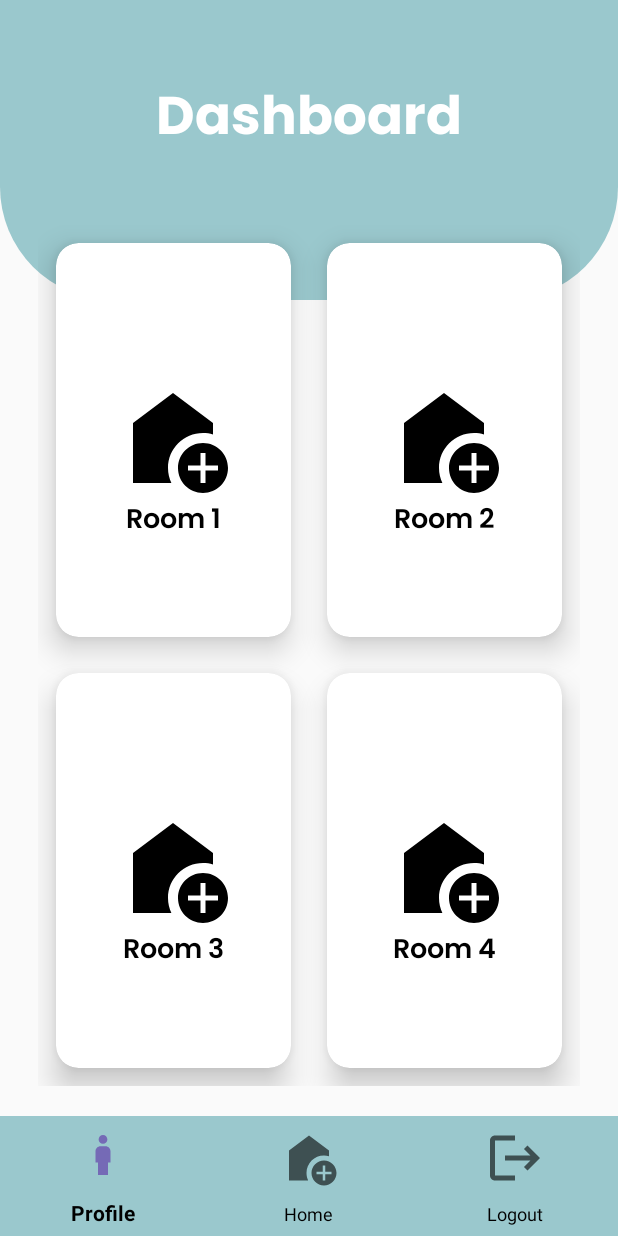
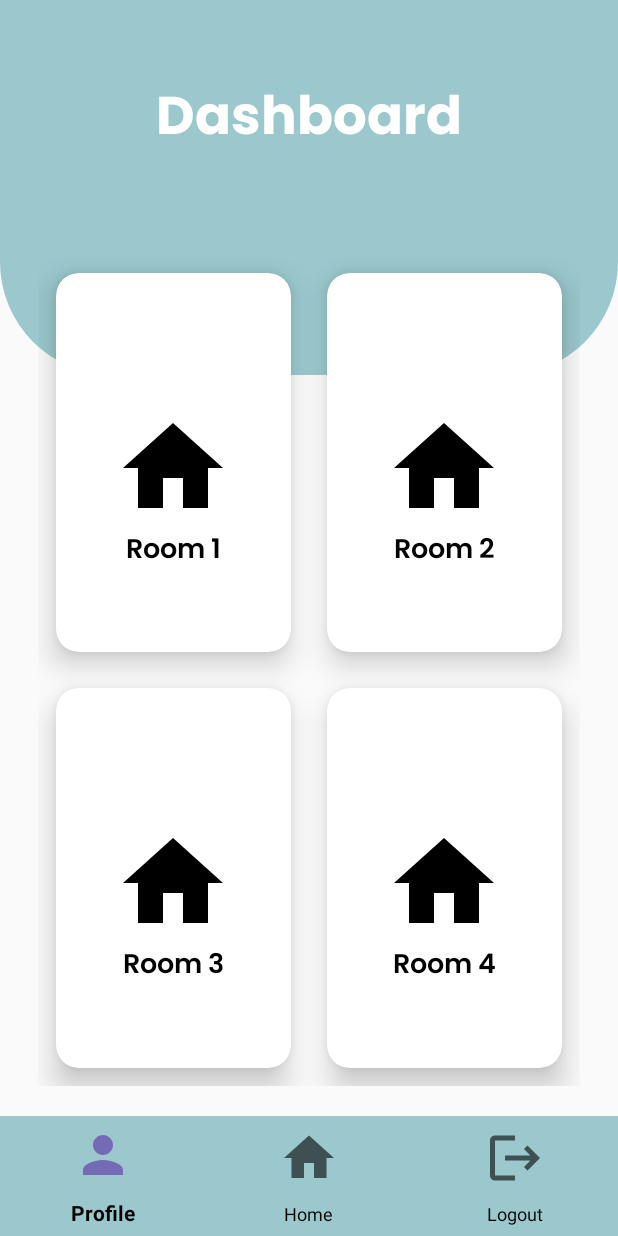
Before and after one commit to Rulls182/Application_Smart_Panel, an Android app: the RoomActivity screen opened directly, with no data from a screen before it, on a phone screen of 412 x 824 dp. Run offline under Robolectric (Android 15) with nearby library versions, the phone set to English and light mode, and no system bars.

Commit message:
paling paling baru

```diff
--- a/app/src/main/AndroidManifest.xml
+++ b/app/src/main/AndroidManifest.xml
@@ -23,13 +23,13 @@
             android:name=".RegisterActivity"
             android:exported="false" />
         <activity
-            android:name=".LoginActivity"
+            android:name=".MainActivity"
             android:exported="false" />
         <activity
             android:name=".RoomActivity"
             android:exported="true"/>
         <activity
-            android:name=".MainActivity"
+            android:name=".LoginActivity"
             android:exported="true">
             <intent-filter>
                 <action android:name="android.intent.action.MAIN" />
--- a/app/src/main/java/com/example/smartpanel/RoomActivity.kt
+++ b/app/src/main/java/com/example/smartpanel/RoomActivity.kt
@@ -1,13 +1,68 @@
 package com.example.smartpanel
 
+import android.content.Intent
 import android.os.Bundle
 import androidx.appcompat.app.AppCompatActivity
+import androidx.cardview.widget.CardView
+import androidx.fragment.app.Fragment
+import com.google.android.material.bottomnavigation.BottomNavigationView
+
+class RoomActivity : AppCompatActivity() {
+    override fun onCreate(savedInstanceState: Bundle?) {
+        super.onCreate(savedInstanceState)
+        setContentView(R.layout.activity_room)
+
+        // Inisialisasi CardView
+        val cardViewRoom1 = findViewById<CardView>(R.id.room1)
+        val cardViewRoom2 = findViewById<CardView>(R.id.room2)
+        val cardViewRoom3 = findViewById<CardView>(R.id.room3)
+        val cardViewRoom4 = findViewById<CardView>(R.id.room4)
+
+        // Set OnClickListener untuk masing-masing CardView
+        cardViewRoom1.setOnClickListener {
+            val intent = Intent(this, LampActivity::class.java)
+            startActivity(intent)
+        }
+
+        cardViewRoom2.setOnClickListener {
+            val intent = Intent(this, LampActivity::class.java)
+            startActivity(intent)
+        }
+
+        cardViewRoom3.setOnClickListener {
+            val intent = Intent(this, LampActivity::class.java)
+            startActivity(intent)
+        }
+
+        cardViewRoom4.setOnClickListener {
+            val intent = Intent(this, LampActivity::class.java)
+            startActivity(intent)
+        }
+
+        // Menghubungkan BottomNavigationView
+        val bottomNavigationView = findViewById<BottomNavigationView>(R.id.bottom_navigation)
+        bottomNavigationView.setOnNavigationItemSelectedListener { item ->
+            when (item.itemId) {
+//                R.id.profile ->  {
+//                    startActivity(Intent(this, MainActivity::class.java))
+//                    true
+//                }
+
+                R.id.home ->  {
+                    startActivity(Intent(this, RoomActivity::class.java))
+                    true
+                }
+
+                R.id.logout -> {
+                    startActivity(Intent(this, LoginActivity::class.java))
+                    true
+                }
+
+                else -> false
+            }
 
 
-class RoomActivity : AppCompatActivity() {
-    protected override fun onCreate(savedInstanceState: Bundle?) {
-        super.onCreate(savedInstanceState)
-        setContentView(R.layout.activity_room)
+        }
     }
 
 }
--- a/app/src/main/res/drawable/ic_home.xml
+++ b/app/src/main/res/drawable/ic_home.xml
@@ -1,7 +1,9 @@
-<vector xmlns:android="http://schemas.android.com/apk/res/android" android:height="24dp" android:tint="#000000" android:viewportHeight="24" android:viewportWidth="24" android:width="24dp">
-
-    <path android:fillColor="@android:color/white" android:pathData="M18,11c0.7,0 1.37,0.1 2,0.29V9l-8,-6L4,9v12h7.68C11.25,20.09 11,19.08 11,18C11,14.13 14.13,11 18,11z"/>
-
-    <path android:fillColor="@android:color/white" android:pathData="M18,13c-2.76,0 -5,2.24 -5,5s2.24,5 5,5s5,-2.24 5,-5S20.76,13 18,13zM21,18.5h-2.5V21h-1v-2.5H15v-1h2.5V15h1v2.5H21V18.5z"/>
-
+<vector xmlns:android="http://schemas.android.com/apk/res/android"
+    android:width="24dp"
+    android:height="24dp"
+    android:viewportWidth="24"
+    android:viewportHeight="24">
+  <path
+      android:pathData="M10,20v-6h4v6h5v-8h3L12,3 2,12h3v8z"
+      android:fillColor="@color/black"/>
 </vector>
--- a/app/src/main/res/drawable/ic_user.xml
+++ b/app/src/main/res/drawable/ic_user.xml
@@ -1,5 +1,9 @@
-<vector xmlns:android="http://schemas.android.com/apk/res/android" android:height="24dp" android:tint="#000000" android:viewportHeight="24" android:viewportWidth="24" android:width="24dp">
-
-    <path android:fillColor="@android:color/white" android:pathData="M12,7.5c0.97,0 1.75,-0.78 1.75,-1.75S12.97,4 12,4s-1.75,0.78 -1.75,1.75S11.03,7.5 12,7.5zM14,20v-5h1v-4.5c0,-1.1 -0.9,-2 -2,-2h-2c-1.1,0 -2,0.9 -2,2V15h1v5H14z"/>
-
+<vector xmlns:android="http://schemas.android.com/apk/res/android"
+    android:width="24dp"
+    android:height="24dp"
+    android:viewportWidth="24"
+    android:viewportHeight="24">
+  <path
+      android:pathData="M12,12c2.21,0 4,-1.79 4,-4s-1.79,-4 -4,-4 -4,1.79 -4,4 1.79,4 4,4zM12,14c-2.67,0 -8,1.34 -8,4v2h16v-2c0,-2.66 -5.33,-4 -8,-4z"
+      android:fillColor="@color/black"/>
 </vector>
--- a/app/src/main/res/layout/activity_main.xml
+++ b/app/src/main/res/layout/activity_main.xml
@@ -58,7 +58,7 @@
         android:fontFamily="@font/poppinsbold"
         android:background="@drawable/button_shape"
         android:backgroundTint="@color/cyan"
-        android:id="@+id/btnlogin2"/>
+        android:id="@+id/btnNext"/>
 
 
 
--- a/app/src/main/res/layout/activity_register.xml
+++ b/app/src/main/res/layout/activity_register.xml
@@ -29,6 +29,7 @@
         android:id="@+id/img_2"
         android:layout_width="200dp"
         android:layout_height="200dp"
+        android:layout_marginTop="25dp"
         android:layout_below="@id/txt1"
         android:layout_centerHorizontal="true"
         android:src="@drawable/logo" />
--- a/app/src/main/res/layout/activity_room.xml
+++ b/app/src/main/res/layout/activity_room.xml
@@ -1,7 +1,7 @@
 <?xml version="1.0" encoding="utf-8"?>
 <RelativeLayout xmlns:android="http://schemas.android.com/apk/res/android"
+    xmlns:app="http://schemas.android.com/apk/res-auto"
     xmlns:tools="http://schemas.android.com/tools"
-    xmlns:app="http://schemas.android.com/apk/res-auto"
     android:layout_width="match_parent"
     android:layout_height="match_parent"
     tools:context="com.example.smartpanel.RoomActivity">
@@ -9,10 +9,8 @@
     <View
         android:id="@+id/top_view"
         android:layout_width="match_parent"
-        android:layout_height="200dp"
-        android:background="@drawable/bg_view"
-
-    />
+        android:layout_height="250dp"
+        android:background="@drawable/bg_view" />
 
     <TextView
         android:id="@+id/textView"
@@ -29,169 +27,167 @@
         android:id="@+id/room"
         android:layout_width="match_parent"
         android:layout_height="match_parent"
-        android:layout_marginTop="-50dp"
-        android:columnCount="2"
-        android:rowCount="3"
+        android:layout_below="@+id/top_view"
         android:layout_marginLeft="25dp"
+        android:layout_marginTop="-80dp"
         android:layout_marginRight="25dp"
         android:layout_marginBottom="100dp"
-        android:layout_below="@+id/top_view">
+        android:columnCount="2"
+        android:rowCount="3">
 
         <androidx.cardview.widget.CardView
+            android:id="@+id/room1"
             android:layout_width="150dp"
             android:layout_height="150dp"
+            android:layout_row="1"
+            android:layout_rowWeight="1"
+            android:layout_column="0"
+            android:layout_columnWeight="1"
+            android:layout_margin="12dp"
             app:cardCornerRadius="15dp"
-            android:layout_columnWeight="1"
-            android:layout_rowWeight="1"
-            android:layout_row="1"
-            android:layout_column="0"
-
-            android:layout_margin="12dp"
             app:cardElevation="12dp">
 
-
             <LinearLayout
+                android:layout_width="match_parent"
                 android:layout_height="match_parent"
-                android:layout_width="match_parent"
                 android:orientation="vertical">
 
                 <ImageView
                     android:layout_width="80dp"
                     android:layout_height="80dp"
+                    android:layout_gravity="center_horizontal"
                     android:layout_marginTop="90dp"
-                    android:src="@drawable/ic_home"
-                    android:layout_gravity="center_horizontal"
-                    />
+                    android:src="@drawable/ic_home" />
+
                 <TextView
                     android:layout_width="wrap_content"
                     android:layout_height="wrap_content"
+                    android:layout_gravity="center_horizontal"
+                    android:fontFamily="@font/poppinssemibold"
                     android:text="Room 1"
-                    android:layout_gravity="center_horizontal"
-                    android:textSize="18sp"
                     android:textColor="@color/black"
-                    android:fontFamily="@font/poppinssemibold"
-                    />
-                </LinearLayout>
+                    android:textSize="18sp" />
+            </LinearLayout>
         </androidx.cardview.widget.CardView>
 
         <androidx.cardview.widget.CardView
+            android:id="@+id/room2"
             android:layout_width="150dp"
             android:layout_height="150dp"
+            android:layout_row="1"
+            android:layout_rowWeight="1"
+            android:layout_column="1"
+            android:layout_columnWeight="1"
+            android:layout_margin="12dp"
             app:cardCornerRadius="15dp"
-            android:layout_columnWeight="1"
-            android:layout_rowWeight="1"
-            android:layout_row="1"
-            android:layout_column="1"
-            android:layout_margin="12dp"
             app:cardElevation="12dp">
 
-
-
             <LinearLayout
+                android:layout_width="match_parent"
                 android:layout_height="match_parent"
-                android:layout_width="match_parent"
                 android:orientation="vertical">
 
                 <ImageView
                     android:layout_width="80dp"
                     android:layout_height="80dp"
+                    android:layout_gravity="center_horizontal"
                     android:layout_marginTop="90dp"
-                    android:src="@drawable/ic_home"
-                    android:layout_gravity="center_horizontal"
-                    />
+                    android:src="@drawable/ic_home" />
+
                 <TextView
                     android:layout_width="wrap_content"
                     android:layout_height="wrap_content"
+                    android:layout_gravity="center_horizontal"
+                    android:fontFamily="@font/poppinssemibold"
                     android:text="Room 2"
-                    android:layout_gravity="center_horizontal"
-                    android:textSize="18sp"
                     android:textColor="@color/black"
-                    android:fontFamily="@font/poppinssemibold"
-                    />
+                    android:textSize="18sp" />
             </LinearLayout>
         </androidx.cardview.widget.CardView>
 
 
         <androidx.cardview.widget.CardView
+            android:id="@+id/room3"
             android:layout_width="150dp"
             android:layout_height="150dp"
+            android:layout_row="2"
+            android:layout_rowWeight="1"
+            android:layout_column="0"
+            android:layout_columnWeight="1"
+            android:layout_margin="12dp"
             app:cardCornerRadius="15dp"
-            android:layout_columnWeight="1"
-            android:layout_rowWeight="1"
-            android:layout_row="2"
-            android:layout_column="0"
-            android:layout_margin="12dp"
             app:cardElevation="12dp">
 
             <LinearLayout
+                android:layout_width="match_parent"
                 android:layout_height="match_parent"
-                android:layout_width="match_parent"
                 android:orientation="vertical">
 
                 <ImageView
                     android:layout_width="80dp"
                     android:layout_height="80dp"
+                    android:layout_gravity="center_horizontal"
                     android:layout_marginTop="90dp"
-                    android:src="@drawable/ic_home"
-                    android:layout_gravity="center_horizontal"
-                    />
+                    android:src="@drawable/ic_home" />
+
                 <TextView
                     android:layout_width="wrap_content"
                     android:layout_height="wrap_content"
+                    android:layout_gravity="center_horizontal"
+                    android:fontFamily="@font/poppinssemibold"
                     android:text="Room 3"
-                    android:layout_gravity="center_horizontal"
-                    android:textSize="18sp"
                     android:textColor="@color/black"
-                    android:fontFamily="@font/poppinssemibold"
-                    />
+                    android:textSize="18sp" />
             </LinearLayout>
         </androidx.cardview.widget.CardView>
 
         <androidx.cardview.widget.CardView
+            android:id="@+id/room4"
             android:layout_width="150dp"
             android:layout_height="150dp"
+            android:layout_row="2"
+            android:layout_rowWeight="1"
+            android:layout_column="1"
+            android:layout_columnWeight="1"
+            android:layout_margin="12dp"
             app:cardCornerRadius="15dp"
-            android:layout_columnWeight="1"
-            android:layout_rowWeight="1"
-            android:layout_row="2"
-            android:layout_column="1"
-            android:layout_margin="12dp"
             app:cardElevation="12dp">
 
             <LinearLayout
+                android:layout_width="match_parent"
                 android:layout_height="match_parent"
-                android:layout_width="match_parent"
                 android:orientation="vertical">
 
                 <ImageView
                     android:layout_width="80dp"
                     android:layout_height="80dp"
+                    android:layout_gravity="center_horizontal"
                     android:layout_marginTop="90dp"
-                    android:src="@drawable/ic_home"
-                    android:layout_gravity="center_horizontal"
-                    />
+                    android:src="@drawable/ic_home" />
+
                 <TextView
                     android:layout_width="wrap_content"
                     android:layout_height="wrap_content"
+                    android:layout_gravity="center_horizontal"
+                    android:fontFamily="@font/poppinssemibold"
                     android:text="Room 4"
-                    android:layout_gravity="center_horizontal"
-                    android:textSize="18sp"
                     android:textColor="@color/black"
-                    android:fontFamily="@font/poppinssemibold"
-                    />
+                    android:textSize="18sp" />
             </LinearLayout>
         </androidx.cardview.widget.CardView>
 
     </GridLayout>
 
     <FrameLayout
+        android:id="@+id/frame_layout"
         android:layout_width="match_parent"
         android:layout_height="match_parent"
         android:layout_below="@+id/room"
         android:layout_marginTop="-80dp">
 
         <com.google.android.material.bottomnavigation.BottomNavigationView
-            android:layout_width="wrap_content"
+            android:id="@+id/bottom_navigation"
+            android:layout_width="match_parent"
             android:layout_height="match_parent"
             android:background="@color/cyan"
 
```
Also changed, not shown: app/src/main/res/drawable/gradasi_bg.xml (deleted, +0 -14 lines), app/src/main/res/drawable/gradasi_bg_card.xml (deleted, +0 -14 lines), app/src/main/res/layout/activity_lamp.xml (+14 -14 lines).
